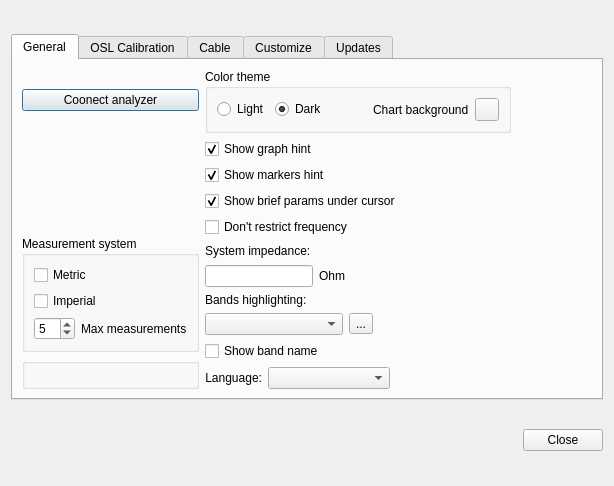
The window that settings.ui (rigexpert/AntScope2) describes before a commit, drawn with Qt 5.
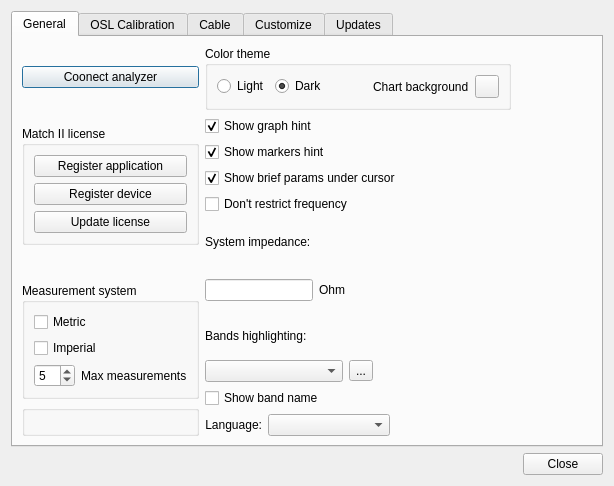
The same window after the commit.

Commit message: under construction: register app

Diff of the .ui file:
```diff
--- a/settings.ui
+++ b/settings.ui
@@ -49,7 +49,7 @@
            <item>
             <widget class="QLabel" name="label_15">
              <property name="text">
-              <string> </string>
+              <string/>
              </property>
             </widget>
            </item>
@@ -60,6 +60,49 @@
              </property>
             </widget>
            </item>
+           <item>
+            <spacer name="verticalSpacer_2">
+             <property name="orientation">
+              <enum>Qt::Vertical</enum>
+             </property>
+             <property name="sizeHint" stdset="0">
+              <size>
+               <width>20</width>
+               <height>40</height>
+              </size>
+             </property>
+            </spacer>
+           </item>
+           <item>
+            <widget class="QGroupBox" name="groupBoxLicense">
+             <property name="title">
+              <string>Match II license</string>
+             </property>
+             <layout class="QVBoxLayout" name="verticalLayout_10">
+              <item>
+               <widget class="QPushButton" name="pushButtonAntscope">
+                <property name="text">
+                 <string>Register application</string>
+                </property>
+               </widget>
+              </item>
+              <item>
+               <widget class="QPushButton" name="pushButtonDevice">
+                <property name="text">
+                 <string>Register device</string>
+                </property>
+               </widget>
+              </item>
+              <item>
+               <widget class="QPushButton" name="pushButtonUpdate">
+                <property name="text">
+                 <string>Update license</string>
+                </property>
+               </widget>
+              </item>
+             </layout>
+            </widget>
+           </item>
            <item>
             <spacer name="verticalSpacer">
              <property name="orientation">
```
The commit also changes 15 other files.
